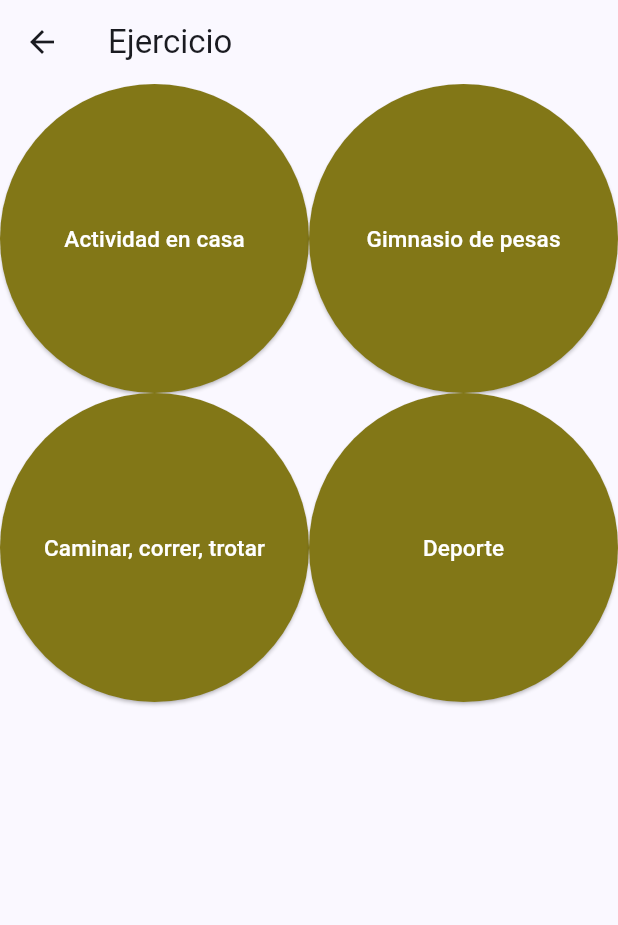
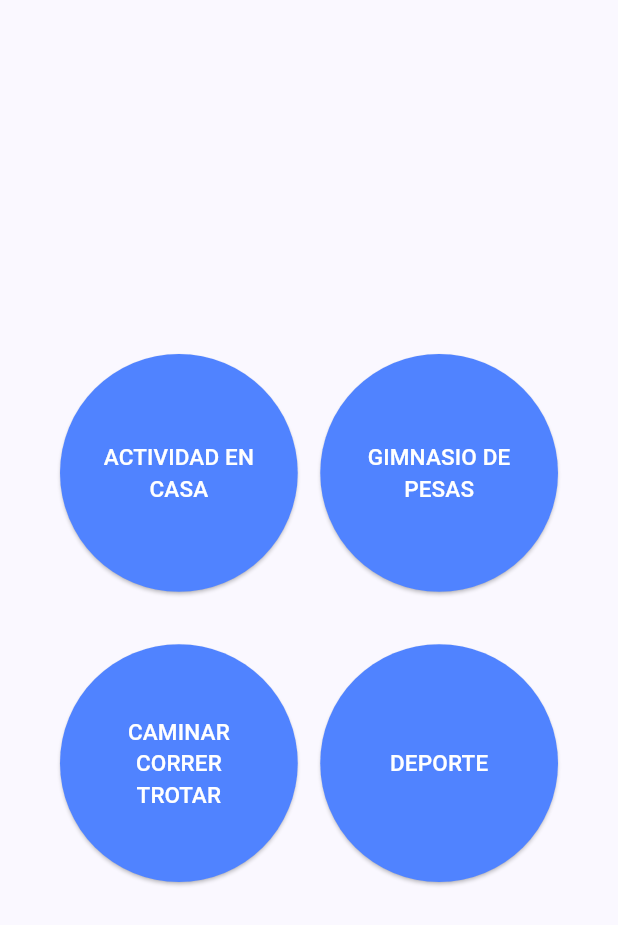
Before and after one commit to Pepepots/FESI_Mob, a Flutter app: the Ejercicio screen opened directly, on a phone screen of 412 x 824 dp. Shown: the top 925 px of the screen. Run offline on Flutter 3.47's test engine with Material 3 defaults, Android fonts, the light colour scheme and no system bars; our stand-ins replace audioplayers; network calls fail.

Commit message:
Cambios de estilos en rama main

```diff
--- a/lib/ejercicio.dart
+++ b/lib/ejercicio.dart
@@ -10,20 +10,23 @@ class Ejercicio extends StatelessWidget {
   @override
   Widget build(BuildContext context) {
     return Scaffold(
-      appBar: AppBar(
-        title: const Text('Ejercicio'),
-      ),
-      body: Center(
+      body: Padding(
+        padding: const EdgeInsets.all(40.0),
+        child: Center(
             child: GridView.count(
           crossAxisCount: 2,
+          crossAxisSpacing: 15, //  espacio horizontal entre los elementos
+          mainAxisSpacing: 35, // espacio vertical entre los elementos
+          shrinkWrap: true, // True para efecto del Center
           children: [
             ElevatedButton(
               style: ElevatedButton.styleFrom(
-              backgroundColor: Colors.lime[900],
+                backgroundColor: const Color.fromARGB(255, 80, 131, 255),
                 // fixedSize: const Size(150, 150),
               ),
               child: const Text(
-              'Actividad en casa',
+                textAlign: TextAlign.center,
+                'ACTIVIDAD EN CASA',
                 style: TextStyle(color: Colors.white, fontSize: 15.0),
               ),
               onPressed: () {
@@ -34,11 +37,12 @@ class Ejercicio extends StatelessWidget {
             ),
             ElevatedButton(
               style: ElevatedButton.styleFrom(
-              backgroundColor: Colors.lime[900],
+                backgroundColor: const Color.fromARGB(255, 80, 131, 255),
                 // fixedSize: const Size(150, 150),
               ),
               child: const Text(
-              'Gimnasio de pesas',
+                textAlign: TextAlign.center,
+                'GIMNASIO DE PESAS',
                 style: TextStyle(color: Colors.white, fontSize: 15.0),
               ),
               onPressed: () {
@@ -49,11 +53,12 @@ class Ejercicio extends StatelessWidget {
             ),
             ElevatedButton(
               style: ElevatedButton.styleFrom(
-              backgroundColor: Colors.lime[900],
+                backgroundColor: const Color.fromARGB(255, 80, 131, 255),
                 // fixedSize: const Size(150, 150),
               ),
               child: const Text(
-              'Caminar, correr, trotar',
+                textAlign: TextAlign.center,
+                'CAMINAR CORRER TROTAR',
                 style: TextStyle(color: Colors.white, fontSize: 15.0),
               ),
               onPressed: () {
@@ -64,11 +69,12 @@ class Ejercicio extends StatelessWidget {
             ),
             ElevatedButton(
               style: ElevatedButton.styleFrom(
-              backgroundColor: Colors.lime[900],
+                backgroundColor: const Color.fromARGB(255, 80, 131, 255),
                 // fixedSize: const Size(150, 150),
               ),
               child: const Text(
-              'Deporte',
+                textAlign: TextAlign.center,
+                'DEPORTE',
                 style: TextStyle(color: Colors.white, fontSize: 15.0),
               ),
               onPressed: () {
@@ -79,6 +85,7 @@ class Ejercicio extends StatelessWidget {
             ),
           ],
         )),
+      ),
     );
   }
 }
```
Also changed, not shown: lib/ejercicios/button.dart (+14 -4 lines), lib/ejercicios/button2.dart (+14 -4 lines), lib/ejercicios/button3.dart (+14 -4 lines), lib/ejercicios/button4.dart (+14 -4 lines), lib/estudio.dart (+4 -6 lines). Lines whose indentation alone changed are shown as unchanged.
